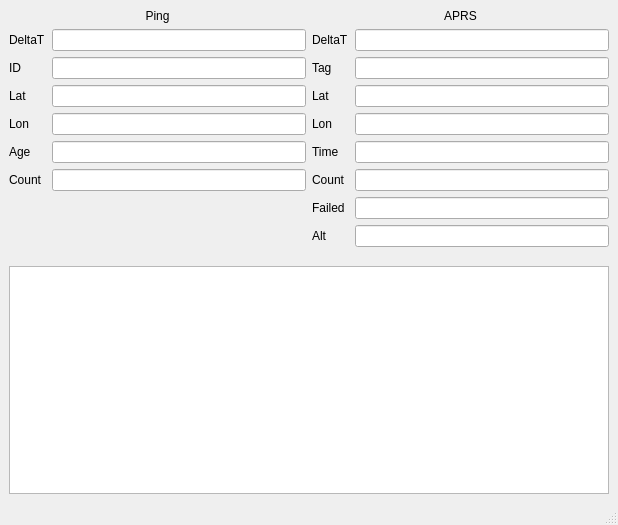
Above: TrackerFinder/Python/TrackerFinder/TrackerFinderMainWindow.ui from MisterMartin/TrackerFinder before the change. Below: the same form after it.
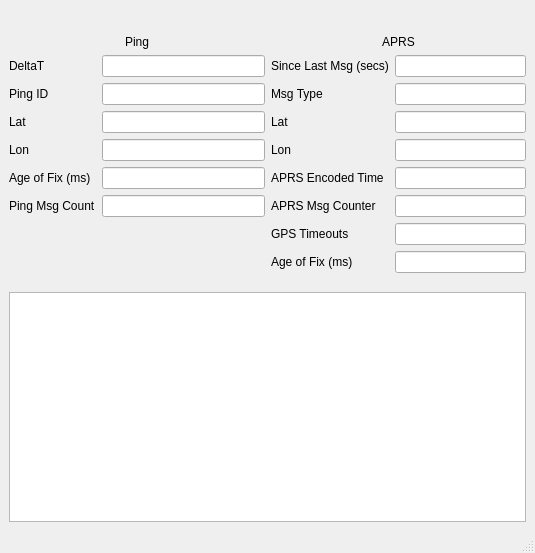
That is the form after the change.

Commit message: Add a clock to TrackerFinder

The edit to the form file:
```diff
--- a/TrackerFinder/Python/TrackerFinder/TrackerFinderMainWindow.ui
+++ b/TrackerFinder/Python/TrackerFinder/TrackerFinderMainWindow.ui
@@ -6,8 +6,8 @@
    <rect>
     <x>0</x>
     <y>0</y>
-    <width>618</width>
-    <height>525</height>
+    <width>535</width>
+    <height>553</height>
    </rect>
   </property>
   <property name="windowTitle">
@@ -15,6 +15,58 @@
   </property>
   <widget class="QWidget" name="centralwidget">
    <layout class="QVBoxLayout" name="verticalLayout_5">
+    <item>
+     <layout class="QHBoxLayout" name="horizontalLayout_2">
+      <item>
+       <spacer name="horizontalSpacer">
+        <property name="orientation">
+         <enum>Qt::Horizontal</enum>
+        </property>
+        <property name="sizeHint" stdset="0">
+         <size>
+          <width>40</width>
+          <height>20</height>
+         </size>
+        </property>
+       </spacer>
+      </item>
+      <item>
+       <widget class="QFrame" name="clockFrame">
+        <property name="sizePolicy">
+         <sizepolicy hsizetype="Minimum" vsizetype="Minimum">
+          <horstretch>0</horstretch>
+          <verstretch>0</verstretch>
+         </sizepolicy>
+        </property>
+        <property name="minimumSize">
+         <size>
+          <width>0</width>
+          <height>0</height>
+         </size>
+        </property>
+        <property name="frameShape">
+         <enum>QFrame::StyledPanel</enum>
+        </property>
+        <property name="frameShadow">
+         <enum>QFrame::Raised</enum>
+        </property>
+       </widget>
+      </item>
+      <item>
+       <spacer name="horizontalSpacer_2">
+        <property name="orientation">
+         <enum>Qt::Horizontal</enum>
+        </property>
+        <property name="sizeHint" stdset="0">
+         <size>
+          <width>40</width>
+          <height>20</height>
+         </size>
+        </property>
+       </spacer>
+      </item>
+     </layout>
+    </item>
     <item>
      <layout class="QHBoxLayout" name="horizontalLayout">
       <item>
@@ -50,7 +102,7 @@
             <item row="1" column="0">
              <widget class="QLabel" name="label">
               <property name="text">
-               <string>ID</string>
+               <string>Ping ID</string>
               </property>
              </widget>
             </item>
@@ -92,7 +144,7 @@
             <item row="4" column="0">
              <widget class="QLabel" name="label_2">
               <property name="text">
-               <string>Age</string>
+               <string>Age of Fix (ms)</string>
               </property>
              </widget>
             </item>
@@ -106,7 +158,7 @@
             <item row="5" column="0">
              <widget class="QLabel" name="label_14">
               <property name="text">
-               <string>Count</string>
+               <string>Ping Msg Count</string>
               </property>
              </widget>
             </item>
@@ -127,7 +179,7 @@
            <enum>Qt::Vertical</enum>
           </property>
           <property name="sizeType">
-           <enum>QSizePolicy::MinimumExpanding</enum>
+           <enum>QSizePolicy::Expanding</enum>
           </property>
           <property name="sizeHint" stdset="0">
            <size>
@@ -158,7 +210,7 @@
             <item row="0" column="0">
              <widget class="QLabel" name="label_15">
               <property name="text">
-               <string>DeltaT</string>
+               <string>Since Last Msg (secs)</string>
               </property>
              </widget>
             </item>
@@ -172,7 +224,7 @@
             <item row="1" column="0">
              <widget class="QLabel" name="label_5">
               <property name="text">
-               <string>Tag</string>
+               <string>Msg Type</string>
               </property>
              </widget>
             </item>
@@ -214,7 +266,7 @@
             <item row="4" column="0">
              <widget class="QLabel" name="label_11">
               <property name="text">
-               <string>Time</string>
+               <string>APRS Encoded Time</string>
               </property>
              </widget>
             </item>
@@ -228,7 +280,7 @@
             <item row="5" column="0">
              <widget class="QLabel" name="label_8">
               <property name="text">
-               <string>Count</string>
+               <string>APRS Msg Counter</string>
               </property>
              </widget>
             </item>
@@ -242,7 +294,7 @@
             <item row="6" column="0">
              <widget class="QLabel" name="label_9">
               <property name="text">
-               <string>Failed</string>
+               <string>GPS Timeouts</string>
               </property>
              </widget>
             </item>
@@ -256,7 +308,7 @@
             <item row="7" column="0">
              <widget class="QLabel" name="label_10">
               <property name="text">
-               <string>Alt</string>
+               <string>Age of Fix (ms)</string>
               </property>
              </widget>
             </item>
@@ -277,7 +329,7 @@
            <enum>Qt::Vertical</enum>
           </property>
           <property name="sizeType">
-           <enum>QSizePolicy::MinimumExpanding</enum>
+           <enum>QSizePolicy::Minimum</enum>
           </property>
           <property name="sizeHint" stdset="0">
            <size>
```
Left out of the diff: 2 changed lines with no effect on the pictures. The commit also changes 3 other files.
